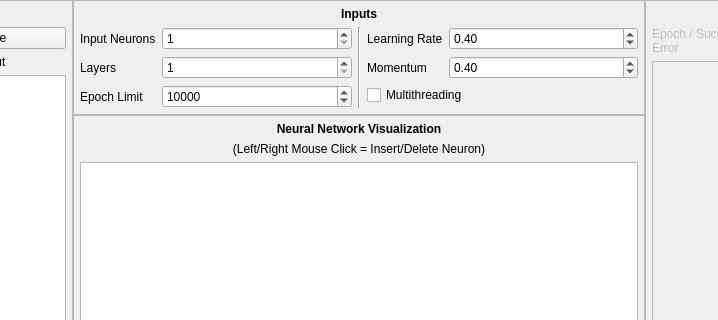
Qt form forms/mainwindow.ui (petersivak/FeedforwardNeuralNetworkTrainer) before a commit; both pictures show x 141 to 859 and y 0 to 320 of the 1000 by 650 pixel window.
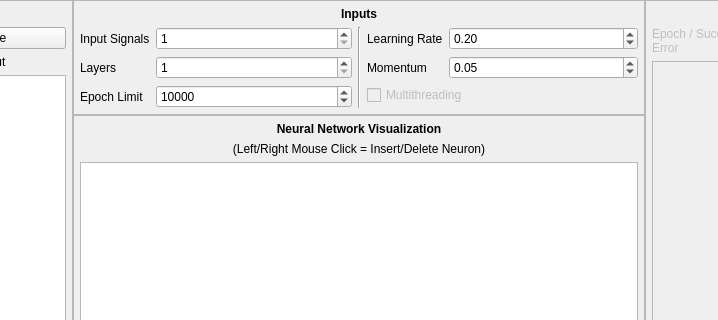
The same form after that commit.

The edit to the form file:
```diff
--- a/forms/mainwindow.ui
+++ b/forms/mainwindow.ui
@@ -155,7 +155,7 @@
                <item row="0" column="0">
                 <widget class="QLabel" name="inputNeuronsLabel">
                  <property name="text">
-                  <string>Input Neurons</string>
+                  <string>Input Signals</string>
                  </property>
                 </widget>
                </item>
@@ -236,7 +236,7 @@
                   <double>0.050000000000000</double>
                  </property>
                  <property name="value">
-                  <double>0.400000000000000</double>
+                  <double>0.200000000000000</double>
                  </property>
                 </widget>
                </item>
@@ -256,12 +256,15 @@
                   <double>0.050000000000000</double>
                  </property>
                  <property name="value">
-                  <double>0.400000000000000</double>
+                  <double>0.050000000000000</double>
                  </property>
                 </widget>
                </item>
                <item row="2" column="0" colspan="2">
                 <widget class="QCheckBox" name="multithreadingCheckBox">
+                 <property name="enabled">
+                  <bool>false</bool>
+                 </property>
                  <property name="text">
                   <string>Multithreading</string>
                  </property>
```
Left out of the diff: 96 changed lines with no effect on the pictures.
